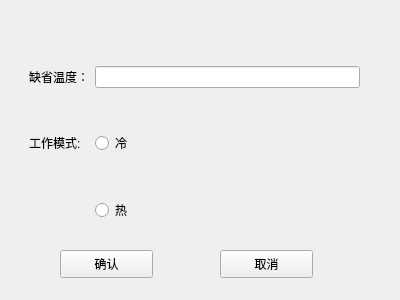
Old version of the form Master/parameterwidget.ui in the repository L-Jay1999/DistributedTemperatureControlSystem.
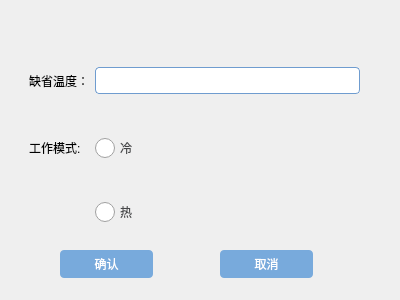
New version of the form.

The edit to the form file:
```diff
--- a/Master/parameterwidget.ui
+++ b/Master/parameterwidget.ui
@@ -13,6 +13,64 @@
   <property name="windowTitle">
    <string>Form</string>
   </property>
+  <property name="styleSheet">
+   <string notr="true">QRadioButton{
+        spacing: 5px;
+}
+QRadioButton:enabled:checked{
+        color: rgb(2, 65, 132);
+}
+QRadioButton:enabled:!checked{
+        color: rgb(70, 71, 73);
+}
+QRadioButton:enabled:hover{
+        color: rgb(0, 78, 161);
+}
+QRadioButton:!enabled{
+        color: rgb(80, 80, 80);
+}
+QRadioButton::indicator {
+        width: 20px;
+        height: 20px;
+}
+QLineEdit {
+        border-radius: 4px;
+        height: 25px;
+        border: 1px solid rgb(111, 156, 207);
+        background: white;
+}
+QLineEdit:enabled {
+        color: rgb(84, 84, 84);
+}
+QLineEdit:enabled:hover, QLineEdit:enabled:focus {
+        color: rgb(51, 51, 51);
+}
+QLineEdit:!enabled {
+        color: rgb(80, 80, 80);
+}
+
+QPushButton{
+        border-radius: 4px;
+        border: none;
+        width: 75px;
+        height: 25px;
+}
+QPushButton:enabled {
+        background: rgb(120, 170, 220);
+        color: white;
+}
+QPushButton:hover {
+	background: rgb(0, 78, 161);
+}
+
+
+
+
+
+
+
+</string>
+  </property>
   <widget class="QWidget" name="gridLayoutWidget">
    <property name="geometry">
     <rect>
```
